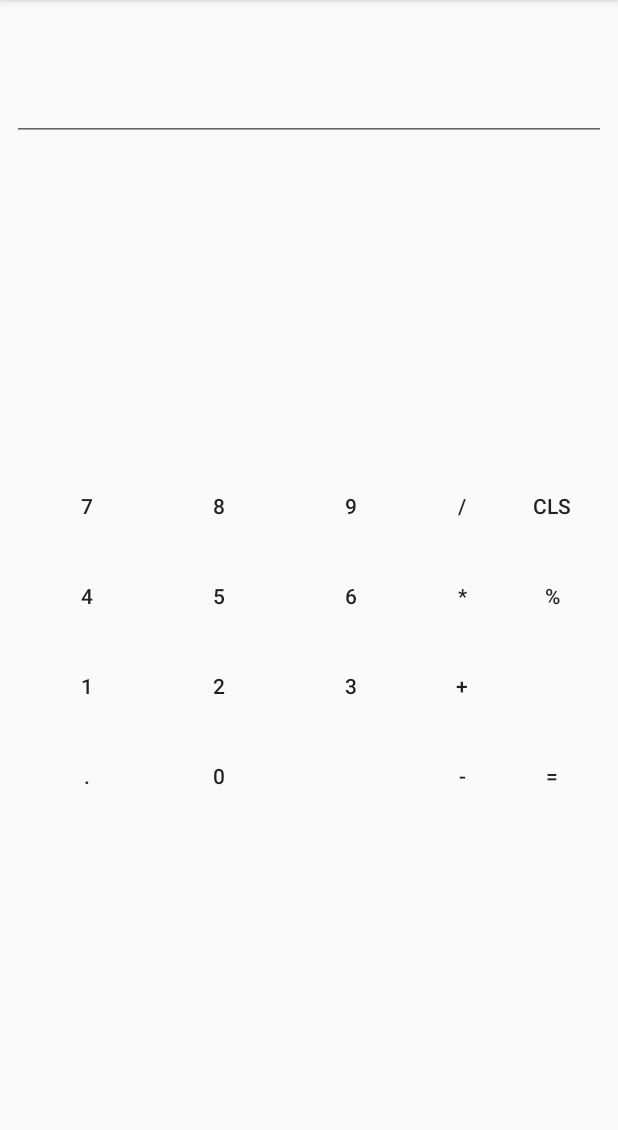
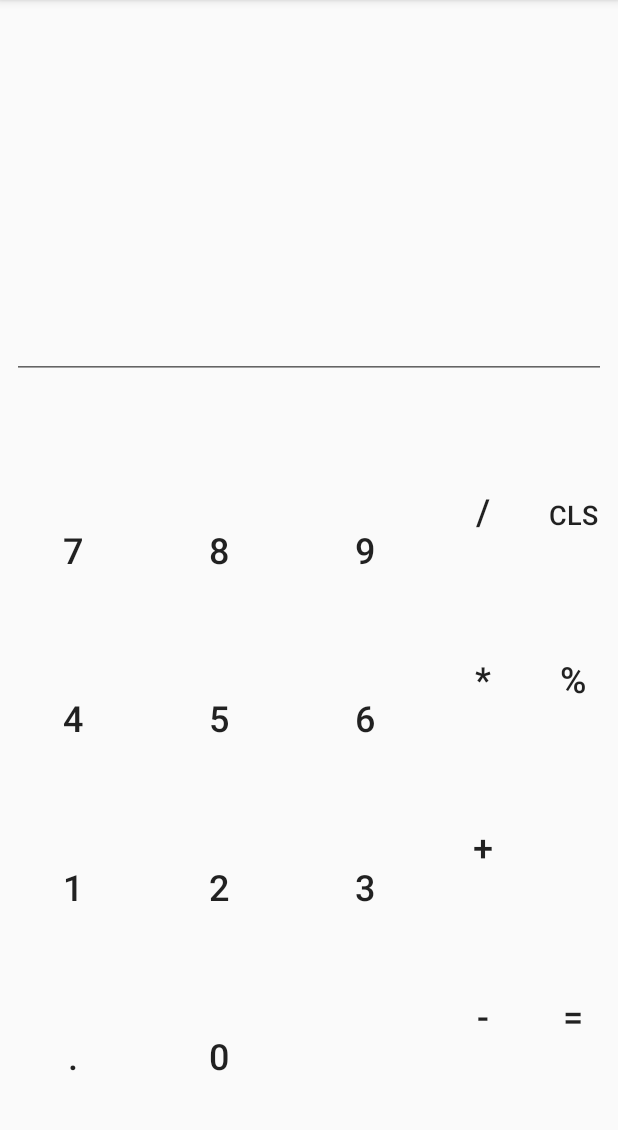
Before and after one commit to Martinbuchan92/Calculator, an Android app: the screen it shows after launch (MainActivity), on a phone screen of 412 x 824 dp, the part 84-1214 px from its top. Run offline under Robolectric (Android 15) with nearby library versions, the phone set to English and light mode, and no system bars.

Commit message:
Changed the buttons to be larger on the screen.

```diff
--- a/app/src/main/res/layout/activity_main.xml
+++ b/app/src/main/res/layout/activity_main.xml
@@ -12,78 +12,81 @@
         android:id="@+id/txtInput"
         android:layout_width="0dp"
         android:layout_height="wrap_content"
-        android:layout_marginEnd="8dp"
-        android:layout_marginLeft="8dp"
-        android:layout_marginRight="8dp"
-        android:layout_marginStart="8dp"
-        android:layout_marginTop="13dp"
         android:ems="10"
         android:focusable="false"
         android:inputType="numberDecimal"
+        android:maxLines="1"
+        android:layout_marginRight="8dp"
+        app:layout_constraintRight_toRightOf="parent"
+        android:layout_marginLeft="8dp"
         app:layout_constraintLeft_toLeftOf="parent"
-        app:layout_constraintRight_toRightOf="parent"
-        app:layout_constraintTop_toBottomOf="@+id/txtPreviousInput"
+        tools:layout_constraintTop_creator="1"
+        tools:layout_constraintRight_creator="1"
+        android:layout_marginStart="8dp"
+        android:layout_marginEnd="8dp"
+        android:layout_marginTop="207dp"
         tools:layout_constraintLeft_creator="1"
-        tools:layout_constraintRight_creator="1"
-        tools:layout_constraintTop_creator="1"
-        android:maxLines="1" />
+        app:layout_constraintTop_toTopOf="parent" />
 
     <TextView
         android:id="@+id/txtPreviousInput"
         android:layout_width="0dp"
-        android:layout_height="19dp"
-        tools:layout_constraintTop_creator="1"
+        android:layout_height="wrap_content"
+        app:layout_constraintBottom_toTopOf="@+id/txtInput"
+        app:layout_constraintTop_toTopOf="parent"
+        android:layout_marginTop="8dp"
+        android:layout_marginLeft="8dp"
+        app:layout_constraintLeft_toLeftOf="parent"
+        android:layout_marginRight="8dp"
+        app:layout_constraintRight_toRightOf="parent"
         tools:layout_constraintRight_creator="1"
         android:layout_marginStart="8dp"
         android:layout_marginEnd="8dp"
-        app:layout_constraintRight_toRightOf="parent"
-        android:layout_marginTop="16dp"
-        tools:layout_constraintLeft_creator="1"
-        app:layout_constraintLeft_toLeftOf="parent"
-        app:layout_constraintTop_toTopOf="parent"
-        android:layout_marginLeft="8dp"
-        android:layout_marginRight="8dp"
-        app:layout_constraintHorizontal_bias="1.0" />
+        tools:layout_constraintLeft_creator="1" />
 
     <GridLayout
         android:id="@+id/gridLayout"
-        android:layout_width="wrap_content"
-        android:layout_height="wrap_content"
+        android:layout_width="0dp"
+        android:layout_height="0dp"
+        android:layout_alignParentBottom="true"
+        android:layout_centerHorizontal="true"
         android:columnCount="5"
         android:rowCount="4"
+        app:layout_constraintLeft_toLeftOf="parent"
+        app:layout_constraintRight_toRightOf="parent"
+        tools:layout_constraintBottom_creator="1"
+        tools:layout_constraintLeft_creator="1"
         tools:layout_constraintRight_creator="1"
-        tools:layout_constraintBottom_creator="1"
+        tools:targetApi="lollipop"
+        android:layout_marginTop="58dp"
+        app:layout_constraintTop_toBottomOf="@+id/txtInput"
+        tools:layout_constraintTop_creator="1"
         app:layout_constraintBottom_toBottomOf="parent"
-        app:layout_constraintRight_toRightOf="parent"
-        tools:layout_constraintLeft_creator="1"
-        android:layout_marginBottom="16dp"
-        app:layout_constraintLeft_toLeftOf="parent"
-        tools:targetApi="lollipop"
-        android:layout_marginTop="8dp"
-        app:layout_constraintTop_toBottomOf="@+id/txtInput">
+        android:layout_marginBottom="8dp">
 
         <Button
             android:id="@+id/btnSeven"
             style="@android:style/Widget.Material.Button.Borderless"
 
             android:layout_columnWeight="1"
+            android:layout_gravity="fill_horizontal"
             android:layout_rowWeight="1"
             android:gravity="center"
-            android:layout_gravity="fill_horizontal"
             android:text="@string/_7"
+            android:textSize="24sp"
             tools:layout_editor_absoluteX="99dp"
             tools:layout_editor_absoluteY="335dp"
-            tools:targetApi="lollipop"
-            />
+            tools:targetApi="lollipop" />
 
         <Button
             android:id="@+id/btnEight"
             style="@android:style/Widget.Material.Button.Borderless"
             android:layout_columnWeight="1"
+            android:layout_gravity="fill_horizontal"
             android:layout_rowWeight="1"
             android:gravity="center"
-            android:layout_gravity="fill_horizontal"
             android:text="@string/_8"
+            android:textSize="24sp"
             tools:layout_editor_absoluteX="99dp"
             tools:layout_editor_absoluteY="335dp"
             tools:targetApi="lollipop" />
@@ -92,10 +95,11 @@
             android:id="@+id/btnNine"
             style="@android:style/Widget.Material.Button.Borderless"
             android:layout_columnWeight="1"
+            android:layout_gravity="fill_horizontal"
             android:layout_rowWeight="1"
             android:gravity="center"
-            android:layout_gravity="fill_horizontal"
             android:text="@string/_9"
+            android:textSize="24sp"
             tools:layout_editor_absoluteX="99dp"
             tools:layout_editor_absoluteY="335dp"
             tools:targetApi="lollipop" />
@@ -106,6 +110,7 @@
             android:layout_width="60dp"
             android:layout_height="60dp"
             android:text="@string/divide"
+            android:textSize="24sp"
             tools:layout_editor_absoluteX="99dp"
             tools:layout_editor_absoluteY="335dp" />
 
@@ -115,19 +120,21 @@
             android:layout_width="60dp"
             android:layout_height="60dp"
             android:text="@string/cls"
+            android:textSize="18sp"
             tools:layout_editor_absoluteX="32dp"
             tools:layout_editor_absoluteY="363dp" />
 
         <Button
             android:id="@+id/btnFour"
             style="@android:style/Widget.Material.Button.Borderless"
+            android:layout_column="0"
             android:layout_columnWeight="1"
+            android:layout_gravity="fill_horizontal"
+            android:layout_row="1"
             android:layout_rowWeight="1"
             android:gravity="center"
-            android:layout_gravity="fill_horizontal"
-            android:layout_column="0"
-            android:layout_row="1"
             android:text="@string/_4"
+            android:textSize="24sp"
             tools:layout_editor_absoluteX="99dp"
             tools:layout_editor_absoluteY="335dp" />
 
@@ -135,10 +142,11 @@
             android:id="@+id/btnFive"
             style="@android:style/Widget.Material.Button.Borderless"
             android:layout_columnWeight="1"
+            android:layout_gravity="fill_horizontal"
             android:layout_rowWeight="1"
             android:gravity="center"
-            android:layout_gravity="fill_horizontal"
             android:text="@string/_5"
+            android:textSize="24sp"
             tools:layout_editor_absoluteX="99dp"
             tools:layout_editor_absoluteY="335dp" />
 
@@ -146,10 +154,11 @@
             android:id="@+id/btnSix"
             style="@android:style/Widget.Material.Button.Borderless"
             android:layout_columnWeight="1"
+            android:layout_gravity="fill_horizontal"
             android:layout_rowWeight="1"
             android:gravity="center"
-            android:layout_gravity="fill_horizontal"
             android:text="@string/_6"
+            android:textSize="24sp"
             tools:layout_editor_absoluteX="99dp"
             tools:layout_editor_absoluteY="335dp" />
 
@@ -159,6 +168,7 @@
             android:layout_width="60dp"
             android:layout_height="60dp"
             android:text="@string/multiply"
+            android:textSize="24sp"
             tools:layout_editor_absoluteX="99dp"
             tools:layout_editor_absoluteY="335dp" />
 
@@ -168,19 +178,21 @@
             android:layout_width="60dp"
             android:layout_height="60dp"
             android:text="@string/modulo"
+            android:textSize="24sp"
             tools:layout_editor_absoluteX="99dp"
             tools:layout_editor_absoluteY="335dp" />
 
         <Button
             android:id="@+id/btnOne"
             style="@android:style/Widget.Material.Button.Borderless"
+            android:layout_column="0"
             android:layout_columnWeight="1"
+            android:layout_gravity="fill_horizontal"
+            android:layout_row="2"
             android:layout_rowWeight="1"
             android:gravity="center"
-            android:layout_gravity="fill_horizontal"
-            android:layout_column="0"
-            android:layout_row="2"
             android:text="@string/_1"
+            android:textSize="24sp"
             tools:layout_editor_absoluteX="99dp"
             tools:layout_editor_absoluteY="335dp" />
 
@@ -188,10 +200,11 @@
             android:id="@+id/btnTwo"
             style="@android:style/Widget.Material.Button.Borderless"
             android:layout_columnWeight="1"
+            android:layout_gravity="fill_horizontal"
             android:layout_rowWeight="1"
             android:gravity="center"
-            android:layout_gravity="fill_horizontal"
             android:text="@string/_2"
+            android:textSize="24sp"
             tools:layout_editor_absoluteX="99dp"
             tools:layout_editor_absoluteY="335dp" />
 
@@ -199,10 +212,11 @@
             android:id="@+id/btnThree"
             style="@android:style/Widget.Material.Button.Borderless"
             android:layout_columnWeight="1"
+            android:layout_gravity="fill_horizontal"
             android:layout_rowWeight="1"
             android:gravity="center"
-            android:layout_gravity="fill_horizontal"
             android:text="@string/_3"
+            android:textSize="24sp"
             tools:layout_editor_absoluteX="99dp"
             tools:layout_editor_absoluteY="335dp" />
 
@@ -212,6 +226,7 @@
             android:layout_width="60dp"
             android:layout_height="60dp"
             android:text="@string/add"
+            android:textSize="24sp"
             tools:layout_editor_absoluteX="99dp"
             tools:layout_editor_absoluteY="335dp" />
 
@@ -220,19 +235,21 @@
             style="@android:style/Widget.Material.Button.Borderless"
             android:layout_width="60dp"
             android:layout_height="60dp"
+            android:textSize="24sp"
             tools:layout_editor_absoluteX="99dp"
             tools:layout_editor_absoluteY="335dp" />
 
         <Button
             android:id="@+id/btnDecimal"
             style="@android:style/Widget.Material.Button.Borderless"
+            android:layout_column="0"
             android:layout_columnWeight="1"
+            android:layout_gravity="fill_horizontal"
+            android:layout_row="3"
             android:layout_rowWeight="1"
             android:gravity="center"
-            android:layout_gravity="fill_horizontal"
-            android:layout_column="0"
-            android:layout_row="3"
             android:text="@string/decimal"
+            android:textSize="24sp"
             tools:layout_editor_absoluteX="99dp"
             tools:layout_editor_absoluteY="335dp" />
 
@@ -240,10 +257,11 @@
             android:id="@+id/btnZero"
             style="@android:style/Widget.Material.Button.Borderless"
             android:layout_columnWeight="1"
+            android:layout_gravity="fill_horizontal"
             android:layout_rowWeight="1"
             android:gravity="center"
-            android:layout_gravity="fill_horizontal"
             android:text="@string/_0"
+            android:textSize="24sp"
             tools:layout_editor_absoluteX="99dp"
             tools:layout_editor_absoluteY="335dp" />
 
@@ -251,9 +269,10 @@
             android:id="@+id/btnBlank"
             style="@android:style/Widget.Material.Button.Borderless"
             android:layout_columnWeight="1"
+            android:layout_gravity="fill_horizontal"
             android:layout_rowWeight="1"
             android:gravity="center"
-            android:layout_gravity="fill_horizontal"
+            android:textSize="24sp"
             tools:layout_editor_absoluteX="99dp"
             tools:layout_editor_absoluteY="335dp" />
 
@@ -263,6 +282,7 @@
             android:layout_width="60dp"
             android:layout_height="60dp"
             android:text="@string/subtract"
+            android:textSize="24sp"
             tools:layout_editor_absoluteX="99dp"
             tools:layout_editor_absoluteY="335dp" />
 
@@ -272,6 +292,7 @@
             android:layout_width="60dp"
             android:layout_height="60dp"
             android:text="@string/equals"
+            android:textSize="24sp"
             tools:layout_editor_absoluteX="99dp"
             tools:layout_editor_absoluteY="335dp" />
 
```
